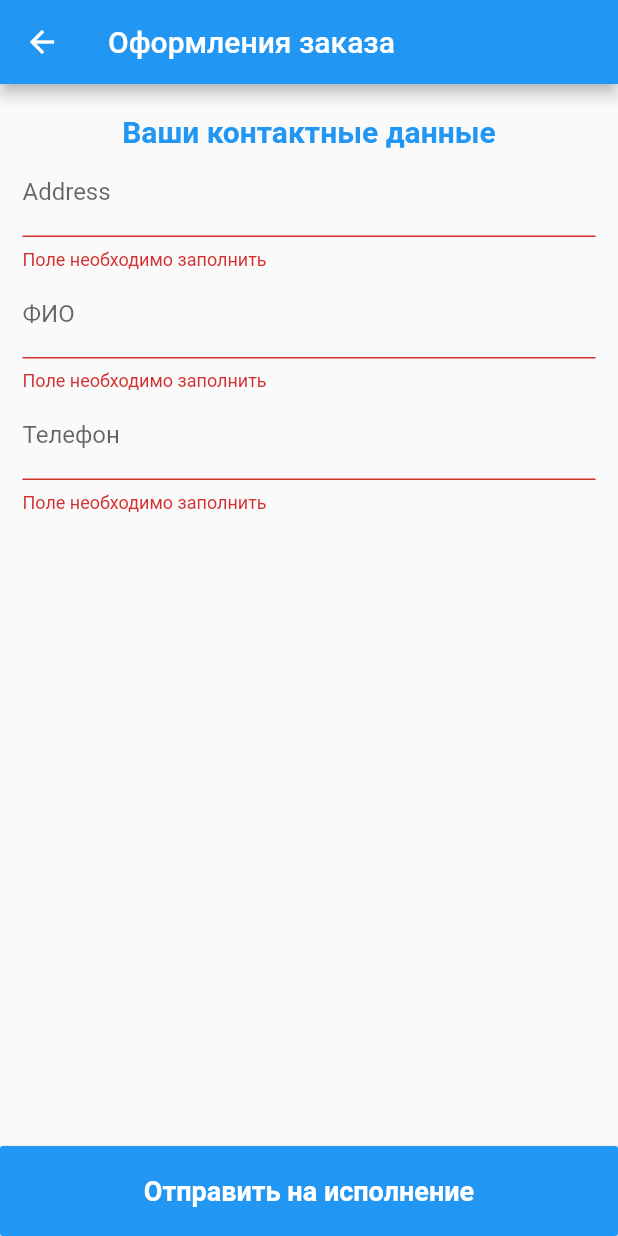
After one commit to mashaev/elmart, a Flutter app: the OrderScreen screen opened directly, after a tap on "Отправить на исполнение", on a phone screen of 412 x 824 dp. The commit adds this screen. Run offline on Flutter 3.47's test engine with Material 2 defaults, Android fonts, the phone set to English and light mode, and no system bars; our stand-ins replace carousel_slider, data_connection_checker, flutter_spinkit, shared_preferences; missing offline and left inert: ansicolor; accounts and stored records are empty; network calls fail; statements that could not run were skipped.

Commit message:
order change

```diff
--- a/lib/main.dart
+++ b/lib/main.dart
@@ -1,4 +1,5 @@
 import 'package:elmart/provider/basket_provider.dart';
+import 'package:elmart/provider/order_provider.dart';
 import 'package:elmart/provider/products_provider.dart';
 import 'package:elmart/screens/auth_screen/auth_screen.dart';
 import 'package:elmart/screens/basket_screen/basket_screen.dart';
@@ -32,6 +33,7 @@ class MyApp extends StatelessWidget {
         ChangeNotifierProvider<ProductProvider>(
             create: (_) => ProductProvider()),
         ChangeNotifierProvider<BasketProvider>(create: (_) => BasketProvider()),
+        ChangeNotifierProvider<OrderProvider>(create: (_) => OrderProvider()),
       ],
       child: MaterialApp(
         title: 'Flutter Demo',
--- a/lib/provider/basket_provider.dart
+++ b/lib/provider/basket_provider.dart
@@ -7,13 +7,13 @@ class BasketProvider with ChangeNotifier {
 
   addToBasket(Product product, Map amount) {
     if (ordersMap.containsKey(product)) {
-      ordersMap.update(product, (value) => amount);
+      ordersMap.update(product, (value) => value);
     } else {
       ordersMap.putIfAbsent(product, () => amount);
     }
 
     cprint('amount$amount');
-    cprint('amount$ordersMap');
+    cprint('amount${ordersMap[product][amount]}');
 
     notifyListeners();
   }
--- /dev/null
+++ b/lib/resourses/validator.dart
@@ -0,0 +1,19 @@
+String emailValidation(String value) {
+  String pattern =
+      r'^(([^<>()[\]\\.,;:\s@\"]+(\.[^<>()[\]\\.,;:\s@\"]+)*)|(\".+\"))@((\[[0-9]{1,3}\.[0-9]{1,3}\.[0-9]{1,3}\.[0-9]{1,3}\])|(([a-zA-Z\-0-9]+\.)+[a-zA-Z]{2,}))$';
+  RegExp regExp = new RegExp(pattern);
+  if (value.length == 0) {
+    return "Необходимо заполнить Email";
+  } else if (!regExp.hasMatch(value)) {
+    return "Неверный формат Email";
+  } else {
+    return null;
+  }
+}
+
+String requiredValidation(dynamic value) {
+  if (value.isEmpty) {
+    return 'Поле необходимо заполнить';
+  }
+  return null;
+}
--- /dev/null
+++ b/lib/screens/order_screen.dart/order_screen.dart
@@ -0,0 +1,183 @@
+import 'package:elmart/model/product.dart';
+import 'package:elmart/provider/basket_provider.dart';
+import 'package:elmart/provider/order_provider.dart';
+import 'package:elmart/resourses/validator.dart';
+import 'package:elmart/screens/order_waiting_screen/order_waiting_screen.dart';
+import 'package:flutter/material.dart';
+import 'package:provider/provider.dart';
+
+class OrderScreen extends StatefulWidget {
+  @override
+  _OrderScreenState createState() => _OrderScreenState();
+}
+
+class _OrderScreenState extends State<OrderScreen> {
+  TextEditingController _addressController = TextEditingController();
+  TextEditingController _nameController = TextEditingController();
+  TextEditingController _phoneNumberController = TextEditingController();
+
+  FocusNode _addressFocusNode = FocusNode();
+  FocusNode _nameFocusNode = FocusNode();
+  FocusNode _phoneNumberFocusNode = FocusNode();
+
+  // String _address = '';
+
+  GlobalKey<FormState> _formKey = GlobalKey<FormState>();
+
+  @override
+  void initState() {
+    super.initState();
+  }
+
+  _submitHandler() {
+    if (_formKey.currentState.validate()) {
+      Map _contactData = Map();
+      _contactData['address'] = _addressController.text;
+      _contactData['name'] = _nameController.text;
+      _contactData['phoneNumber'] = _phoneNumberController.text;
+      final basket = Provider.of<BasketProvider>(context, listen: false);
+      Provider.of<OrderProvider>(context, listen: false)
+          .makeOrder(_contactData, basket.ordersMap)
+          .then(
+            (value) => Navigator.push(
+              context,
+              MaterialPageRoute(builder: (context) => OrderWaitingScreen()),
+            ),
+          );
+    }
+  }
+
+  @override
+  void dispose() {
+    _addressController.dispose();
+    _nameController.dispose();
+    _phoneNumberController.dispose();
+    _nameFocusNode.dispose();
+    _phoneNumberFocusNode.dispose();
+    _addressFocusNode.dispose();
+    super.dispose();
+  }
+
+  @override
+  Widget build(BuildContext context) {
+    return Scaffold(
+      appBar: AppBar(
+        title: Text('Оформления заказа'),
+      ),
+      body: Stack(
+        children: [
+          SingleChildScrollView(
+            padding: const EdgeInsets.symmetric(
+              vertical: 20,
+              horizontal: 15,
+            ),
+            child: Column(
+              children: [
+                Text(
+                  'Ваши контактные данные',
+                  style: TextStyle(
+                    color: Theme.of(context).primaryColor,
+                    fontSize: 20,
+                    fontWeight: FontWeight.bold,
+                  ),
+                ),
+                Form(
+                  key: _formKey,
+                  child: Column(
+                    children: <Widget>[
+                      // TypeAheadFormField(
+                      //   validator: requiredValidation,
+                      //   noItemsFoundBuilder: (_) => ListTile(
+                      //     title: Text('Ничего не найдено'),
+                      //   ),
+                      //   textFieldConfiguration: TextFieldConfiguration(
+                      //     onSubmitted: (_) {
+                      //       FocusScope.of(context).requestFocus(_nameFocusNode);
+                      //     },
+                      //     textInputAction: TextInputAction.next,
+                      //     keyboardType: TextInputType.text,
+                      //     controller: _addressController,
+                      //     decoration: InputDecoration(labelText: 'Город'),
+                      //   ),
+                      //   suggestionsCallback: (pattern) =>
+                      //       CitiesService.getSuggestions(pattern),
+                      //   itemBuilder: (_, suggestion) => ListTile(
+                      //     title: Text(suggestion['city']),
+                      //     subtitle: Text(suggestion['region']),
+                      //   ),
+                      //   transitionBuilder: (_, suggestionsBox, ac) =>
+                      //       suggestionsBox,
+                      //   onSuggestionSelected: (suggestion) {
+                      //     _addressController.text = suggestion['city'];
+                      //     _address =
+                      //         '${suggestion['city']}, ${suggestion['region']}';
+                      //   },
+                      // ),
+                      TextFormField(
+                        focusNode: _addressFocusNode,
+                        controller: _addressController,
+                        validator: requiredValidation,
+                        keyboardType: TextInputType.text,
+                        textInputAction: TextInputAction.next,
+                        decoration: InputDecoration(labelText: 'Address'),
+                        onFieldSubmitted: (_) {
+                          // FocusScope.of(context)
+                          //     .requestFocus(_phoneNumberFocusNode);
+                        },
+                      ),
+                      TextFormField(
+                        focusNode: _nameFocusNode,
+                        controller: _nameController,
+                        validator: requiredValidation,
+                        keyboardType: TextInputType.text,
+                        textInputAction: TextInputAction.next,
+                        decoration: InputDecoration(labelText: 'ФИО'),
+                        onFieldSubmitted: (_) {
+                          // FocusScope.of(context)
+                          //     .requestFocus(_phoneNumberFocusNode);
+                        },
+                      ),
+                      TextFormField(
+                        focusNode: _phoneNumberFocusNode,
+                        controller: _phoneNumberController,
+                        validator: requiredValidation,
+                        keyboardType: TextInputType.number,
+                        textInputAction: TextInputAction.done,
+                        decoration: InputDecoration(
+                          labelText: 'Телефон',
+                        ),
+                      ),
+                    ],
+                  ),
+                ),
+              ],
+            ),
+          ),
+          // Consumer<OrdersProvider>(
+          //   builder: (ctx, provider, _) {
+          //     if (provider.status == Status.Loading) {
+          //       return AppIndicator();
+          //     }
+          //     return Container();
+          //   },
+          // )
+        ],
+      ),
+      bottomNavigationBar: Container(
+        height: 60,
+        child: RaisedButton(
+          color: Colors.blue,
+          textColor: Colors.white,
+          onPressed: _submitHandler,
+          child: Text(
+            'Отправить на исполнение',
+            style: TextStyle(
+              fontSize: 18,
+              fontWeight: FontWeight.bold,
+            ),
+          ),
+        ),
+      ),
+    );
+  }
+}
```
Also changed, not shown: lib/provider/order_provider.dart (added, +130 -0 lines), lib/screens/auth_screen/auth_screen.dart (+3 -10 lines), lib/screens/basket_screen/basket_screen.dart (+5 -3 lines), lib/screens/basket_screen/widget/order_button.dart (added, +29 -0 lines), lib/screens/basket_screen/widget/products_list.dart (+9 -4 lines), lib/screens/drawers_screen/widgets/drawers.dart (+14 -0 lines), lib/screens/order_waiting_screen/order_waiting_screen.dart (added, +25 -0 lines), lib/screens/order_waiting_screen/widget/button_delete.dart (added, +37 -0 lines), lib/screens/order_waiting_screen/widget/item.dart (added, +28 -0 lines), lib/screens/order_waiting_screen/widget/order_list.dart (added, +83 -0 lines).
